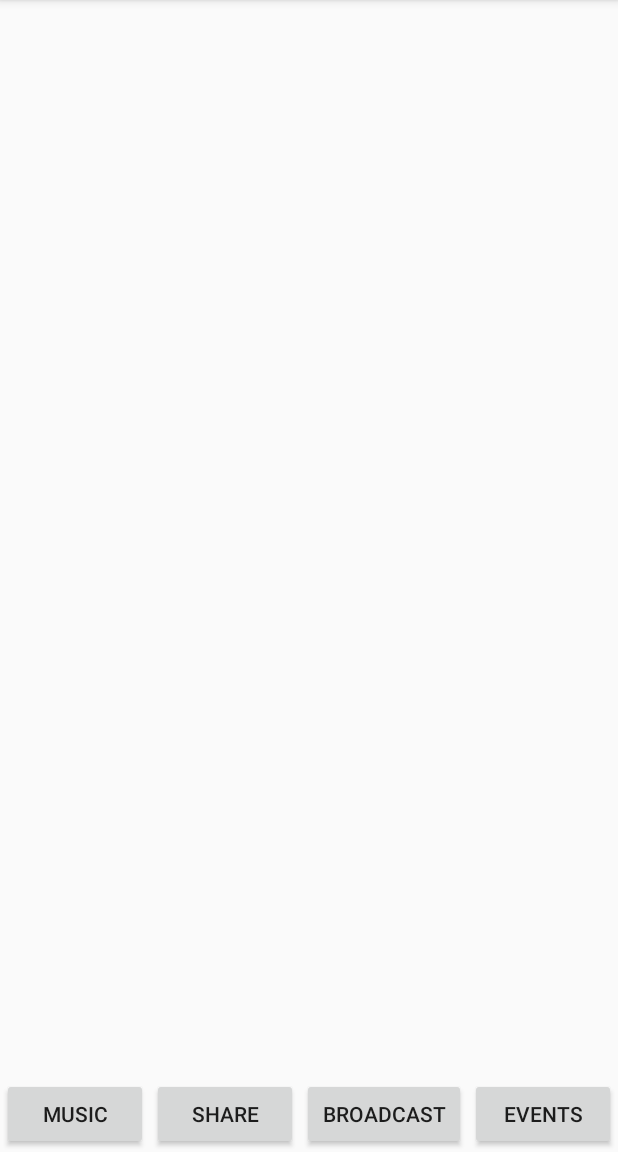
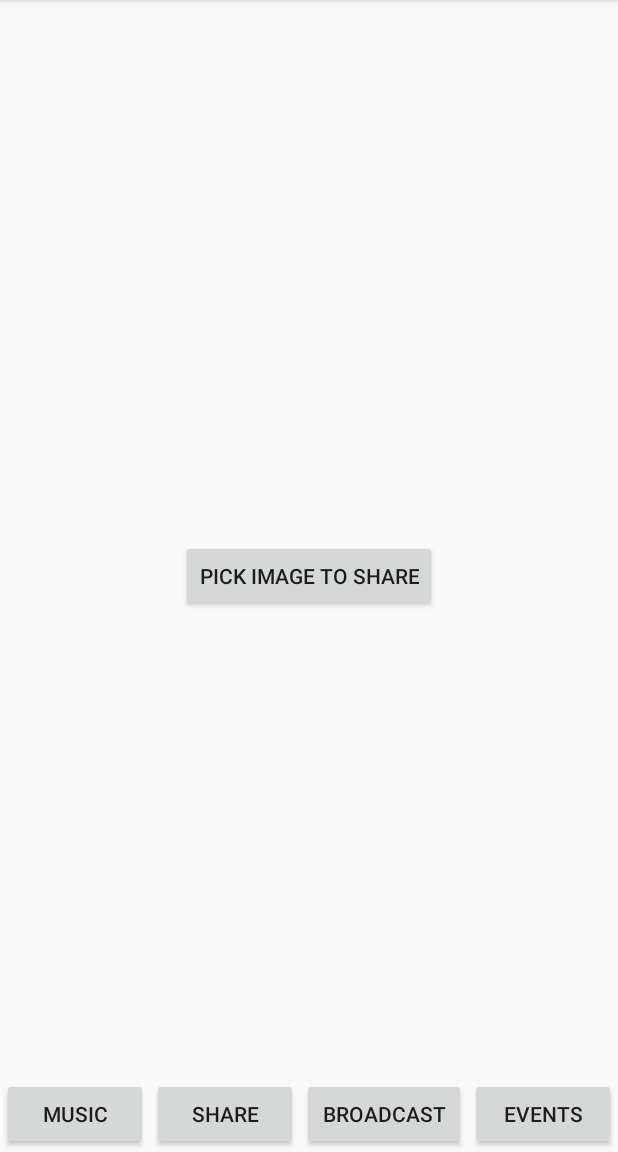
Before and after one commit to ioiiiomio/AndroidAdv2025_Lab1, an Android app built with Jetpack Compose: the ShareFragment screen opened through its navigation route, on a phone screen of 412 x 824 dp, the part 84-1236 px from its top. Run offline under Robolectric (Android 15) with nearby library versions, the phone set to English and light mode, and no system bars.

Commit message:
Added Share photo feature ;>

```diff
--- a/app/src/main/java/com/example/tunes/fragments/ShareFragment.kt
+++ b/app/src/main/java/com/example/tunes/fragments/ShareFragment.kt
@@ -1,17 +1,64 @@
 package com.example.tunes.fragments
 
+import android.app.Activity
+import android.content.Intent
+import android.net.Uri
 import android.os.Bundle
+import android.provider.MediaStore
 import android.view.LayoutInflater
 import android.view.View
 import android.view.ViewGroup
+import android.widget.Button
+import android.widget.Toast
 import androidx.fragment.app.Fragment
 import com.example.tunes.R
 
 class ShareFragment : Fragment() {
+
+    private val PICK_IMAGE_REQUEST = 1
+
     override fun onCreateView(
-        inflater: LayoutInflater, container: ViewGroup?,
-        savedInstanceState: Bundle?
-    ): View {
+        inflater: LayoutInflater, container: ViewGroup?, savedInstanceState: Bundle?
+    ): View? {
         return inflater.inflate(R.layout.fragment_share, container, false)
     }
+
+    override fun onViewCreated(view: View, savedInstanceState: Bundle?) {
+        super.onViewCreated(view, savedInstanceState)
+
+        val pickImageButton: Button = view.findViewById(R.id.pickImageButton)
+        pickImageButton.setOnClickListener {
+            pickImageFromGallery()
+        }
+    }
+
+    private fun pickImageFromGallery() {
+        val intent = Intent(Intent.ACTION_PICK, MediaStore.Images.Media.EXTERNAL_CONTENT_URI)
+        intent.type = "image/*"
+        startActivityForResult(intent, PICK_IMAGE_REQUEST)
+    }
+
+    override fun onActivityResult(requestCode: Int, resultCode: Int, data: Intent?) {
+        super.onActivityResult(requestCode, resultCode, data)
+
+        if (requestCode == PICK_IMAGE_REQUEST && resultCode == Activity.RESULT_OK) {
+            val imageUri: Uri? = data?.data
+            imageUri?.let {
+                shareToInstagramStory(it)
+            }
+        }
+    }
+
+    private fun shareToInstagramStory(imageUri: Uri) {
+        val intent = Intent("com.instagram.share.ADD_TO_STORY")
+        intent.setDataAndType(imageUri, "image/*")
+        intent.putExtra("interactive_asset_uri", imageUri)
+        intent.setPackage("com.instagram.android")
+
+        if (intent.resolveActivity(requireActivity().packageManager) != null) {
+            startActivity(intent)
+        } else {
+            Toast.makeText(requireContext(), "Instagram is not installed", Toast.LENGTH_SHORT).show()
+        }
+    }
 }
--- a/app/src/main/res/layout/fragment_share.xml
+++ b/app/src/main/res/layout/fragment_share.xml
@@ -1,7 +1,15 @@
 <?xml version="1.0" encoding="utf-8"?>
 <LinearLayout xmlns:android="http://schemas.android.com/apk/res/android"
+    android:layout_width="match_parent"
+    android:layout_height="match_parent"
     android:orientation="vertical"
-    android:layout_width="match_parent"
-    android:layout_height="match_parent">
+    android:gravity="center"
+    android:padding="16dp">
+
+    <Button
+        android:id="@+id/pickImageButton"
+        android:layout_width="wrap_content"
+        android:layout_height="wrap_content"
+        android:text="Pick Image to Share"/>
 
 </LinearLayout>
```
